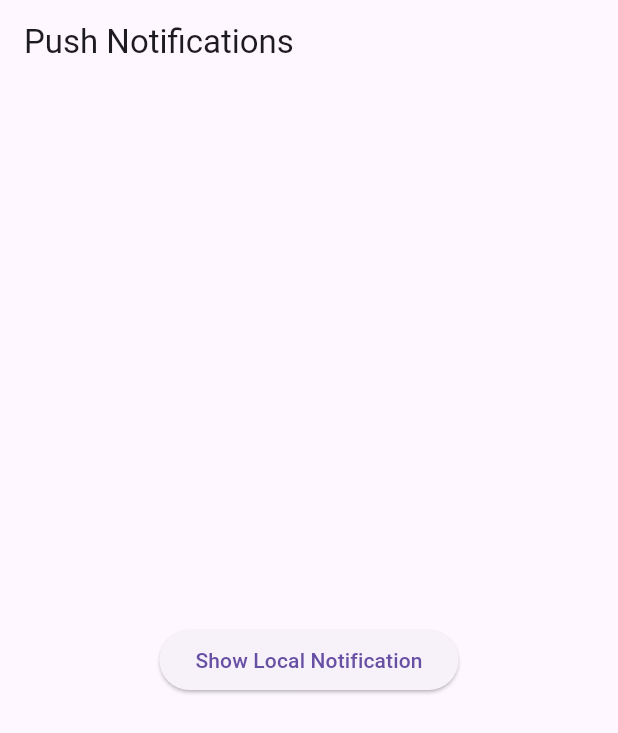
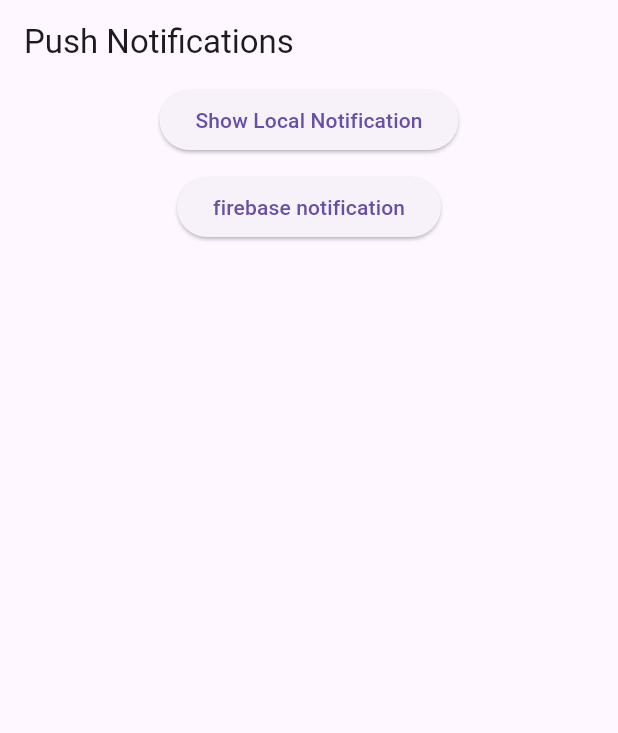
Before and after one commit to ussoftech878/push_notifications_test, a Flutter app: the screen it shows after launch, on a phone screen of 412 x 824 dp. Shown: the top 733 px of the screen. Run offline on Flutter 3.47's test engine with Material 3 defaults, Android fonts, the phone set to English and light mode, and no system bars; our stand-ins replace firebase_core, firebase_messaging, flutter_local_notifications, permission_handler; missing offline and left inert: dart:ffi; accounts and stored records are empty.

Commit message:
Add NotificationProvider and integrate Firebase messaging for notifications

```diff
--- /dev/null
+++ b/devtools_options.yaml
@@ -0,0 +1,3 @@
+description: This file stores settings for Dart & Flutter DevTools.
+documentation: https://docs.flutter.dev/tools/devtools/extensions#configure-extension-enablement-states
+extensions:
--- a/lib/notification_home.dart
+++ b/lib/notification_home.dart
@@ -1,6 +1,8 @@
 import 'package:flutter/material.dart';
 import 'package:flutter_local_notifications/flutter_local_notifications.dart';
 import 'package:permission_handler/permission_handler.dart';
+import 'package:provider/provider.dart';
+import 'package:push_notifications_test/provider/notification_provider.dart';
 
 class NotificationHome extends StatefulWidget {
   const NotificationHome({super.key});
@@ -52,9 +54,20 @@
     return Scaffold(
       appBar: AppBar(title: const Text('Push Notifications')),
       body: Center(
-        child: ElevatedButton(
-          onPressed: showNotification,
-          child: const Text('Show Local Notification'),
+        child: Column(
+          children: [
+            ElevatedButton(
+              onPressed: showNotification,
+              child: const Text('Show Local Notification'),
+            ),
+            SizedBox(height: 10),
+            ElevatedButton(
+              onPressed: context
+                  .read<NotificationProvider>()
+                  .getFirebaseNotification,
+              child: Text('firebase notification'),
+            ),
+          ],
         ),
       ),
     );
--- /dev/null
+++ b/lib/provider/notification_provider.dart
@@ -0,0 +1,27 @@
+import 'dart:ffi';
+
+import 'package:firebase_messaging/firebase_messaging.dart';
+import 'package:flutter/material.dart';
+
+class NotificationProvider extends ChangeNotifier {
+  String? _notification;
+  String? get notification => _notification;
+  FirebaseMessaging messaging = FirebaseMessaging.instance;
+
+  void showNotification(String message) {
+    _notification = message;
+    notifyListeners();
+  }
+
+  void clearNotification() {
+    _notification = null;
+    notifyListeners();
+  }
+
+  Future<void> getFirebaseNotification() async {
+    try {
+      String? fcmtoken = await messaging.getToken();
+      print(fcmtoken);
+    } catch (e) {}
+  }
+}
```
Also changed, not shown: lib/main.dart (+1 -15 lines).
